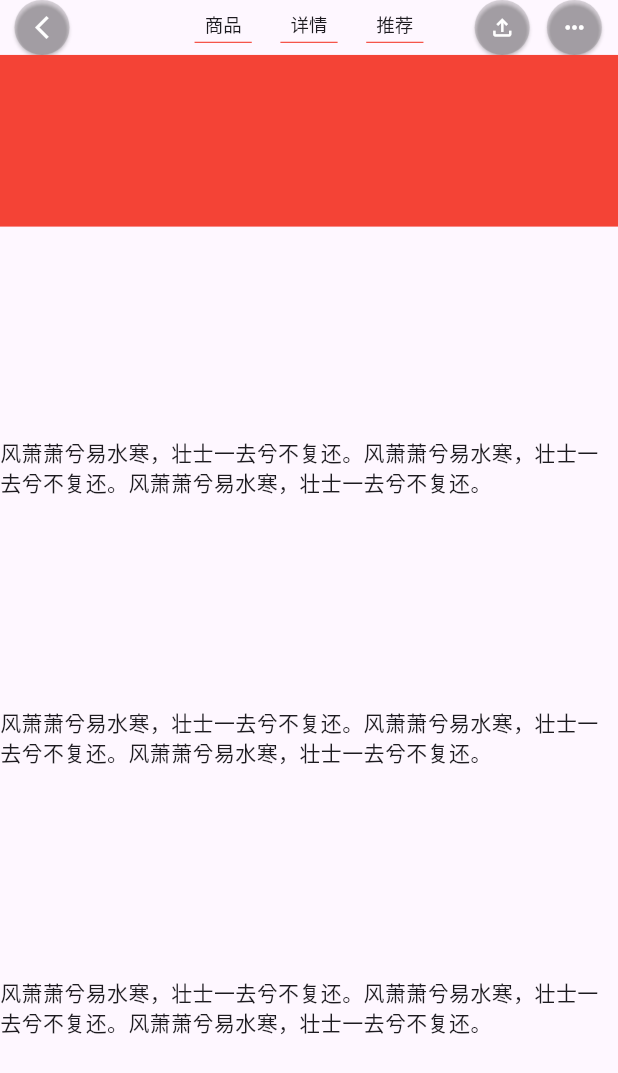
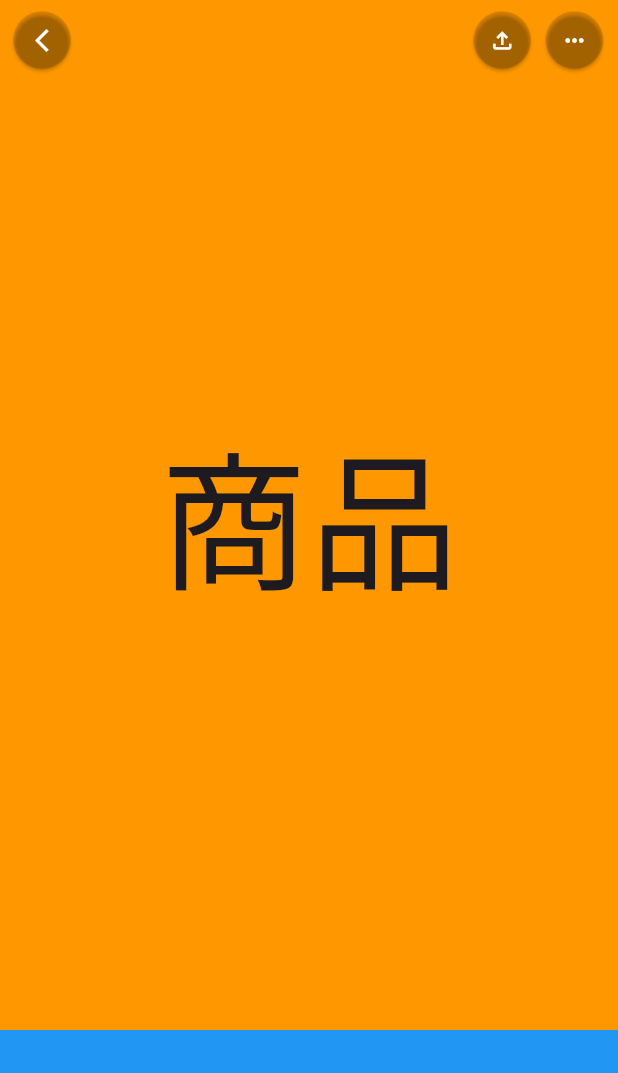
Before and after one commit to ForwardLonly/flutter_fangXiaoMi, a Flutter app: the ProductContentView screen opened by its route, on a phone screen of 412 x 824 dp. Shown: the top 1073 px of the screen. Run offline on Flutter 3.47's test engine with Material 3 defaults, Android fonts, the phone set to English and light mode, and no system bars; our stand-ins replace dio, flutter_screenutil, flutter_swiper_view, get, shared_preferences; missing offline and left inert: dart:ffi; accounts and stored records are empty; network calls fail.

Commit message:
[common] 商品详情页实现点击tab跳转对应的锚点: 用SingleChildScrollView来实现 [version] 0.1.0

```diff
--- a/flutter_fangxm/lib/app/modules/product_content/controllers/product_content_controller.dart
+++ b/flutter_fangxm/lib/app/modules/product_content/controllers/product_content_controller.dart
@@ -7,6 +7,27 @@ class ProductContentController extends GetxController {
 
   final ScrollController scrollController = ScrollController();
   RxInt opacity = 0.obs;
+  List tabsList = [
+    {
+      "id": 1,
+      "title": "商品"
+    },
+    {
+      "id": 2,
+      "title": "详情"
+    },
+    {
+      "id": 3,
+      "title": "推荐"
+    },
+  ];
+
+  RxInt selectTabsIndex = 1.obs;
+  RxBool isShowTabs = false.obs;
+  // tab点击跳转到对应的锚点：第一步
+  GlobalKey gk1 = GlobalKey();
+  GlobalKey gk2 = GlobalKey();
+  GlobalKey gk3 = GlobalKey();
 
 
   @override
@@ -28,15 +49,28 @@ class ProductContentController extends GetxController {
     scrollController.addListener((){
       if (scrollController.position.pixels <= 100) {
         opacity.value = (scrollController.position.pixels / 100 * 255).toInt();
-        print(opacity.value );
+        if (isShowTabs.value == true) {
+          isShowTabs.value = false;
+        }
         update();
       } else {
         if (opacity.value < 255) {
           opacity.value = 255;
-
-         update();
+          isShowTabs.value = true;
+          update();
+        } else {
+          if (isShowTabs.value == false) {
+            isShowTabs.value = true;
+            update();
+          }
         }
       }
     });
   }
+
+  // 更新tab选中的索引
+  void updateTabsSelectIndex(int index) {
+    selectTabsIndex.value = index;
+    update();
+  }
 }
--- a/flutter_fangxm/lib/app/modules/product_content/views/product_content_view.dart
+++ b/flutter_fangxm/lib/app/modules/product_content/views/product_content_view.dart
@@ -13,44 +13,29 @@ class ProductContentView extends GetView<ProductContentController> {
       // 实现透明导航 第一步
       extendBodyBehindAppBar: true,
       appBar: PreferredSize(
-        preferredSize: Size.fromHeight(Screenadapter.height(96)),
+        preferredSize: Size.fromHeight(Screenadapter.height(140)),
         child: _appBarWidget()
       ),
-      body: ListView(
-        controller: controller.scrollController,
-        children: [
-          Container(
-            color: Colors.red,
-            width: double.infinity,
-            height: Screenadapter.height(300),
-          ),
-          SizedBox(height: 140),
-          Text("风萧萧兮易水寒，壮士一去兮不复还。风萧萧兮易水寒，壮士一去兮不复还。风萧萧兮易水寒，壮士一去兮不复还。"),
-          SizedBox(height: 140),
-          Text("风萧萧兮易水寒，壮士一去兮不复还。风萧萧兮易水寒，壮士一去兮不复还。风萧萧兮易水寒，壮士一去兮不复还。"),
-          SizedBox(height: 140),
-          Text("风萧萧兮易水寒，壮士一去兮不复还。风萧萧兮易水寒，壮士一去兮不复还。风萧萧兮易水寒，壮士一去兮不复还。"),
-          SizedBox(height: 140),
-          Text("风萧萧兮易水寒，壮士一去兮不复还。风萧萧兮易水寒，壮士一去兮不复还。风萧萧兮易水寒，壮士一去兮不复还。"),
-          SizedBox(height: 140),
-          Text("风萧萧兮易水寒，壮士一去兮不复还。风萧萧兮易水寒，壮士一去兮不复还。风萧萧兮易水寒，壮士一去兮不复还。"),
-          SizedBox(height: 140),
-          Text("风萧萧兮易水寒，壮士一去兮不复还。风萧萧兮易水寒，壮士一去兮不复还。风萧萧兮易水寒，壮士一去兮不复还。"),
-          SizedBox(height: 140),
-          Text("风萧萧兮易水寒，壮士一去兮不复还。风萧萧兮易水寒，壮士一去兮不复还。风萧萧兮易水寒，壮士一去兮不复还。"),
-          SizedBox(height: 140),
-          Text("风萧萧兮易水寒，壮士一去兮不复还。风萧萧兮易水寒，壮士一去兮不复还。风萧萧兮易水寒，壮士一去兮不复还。"),
-          SizedBox(height: 140),
-
-        ],
-      ),
+      body: _bodyWidget(),
     );
   }
 
   // 自定义导航栏
   Widget _appBarWidget() {
     return Obx(()=> AppBar(
-      leading: Container(
+      leading: _appBarLeadingWidget(),
+      title: _appBarTitleWidget(),
+      centerTitle: true,
+      // 实现透明导航 第二步
+      backgroundColor: Colors.white.withAlpha(controller.opacity.value),
+      // 实现透明导航 第三步
+      elevation: 0,
+      actions: _appBarAtionsWidget(),
+    ));
+  }
+  // 自定义 返回按钮
+  Widget _appBarLeadingWidget() {
+    return Container(
       // 需要添加这一句，不然子控件设置的宽高不管用
       alignment: Alignment.center,
       child: SizedBox(
@@ -68,68 +53,67 @@ class ProductContentView extends GetView<ProductContentController> {
           child: Icon(Icons.arrow_back_ios_new, color: Colors.white)
         )
       ),
-      ),
-      title: Container(
+    );
+  }
+  // 自定义标题内容
+  Widget _appBarTitleWidget() {
+    if (controller.isShowTabs.value == true) {
+      return Container(
         width: Screenadapter.width(400),
         height: Screenadapter.height(110),
         child: Row(
           crossAxisAlignment: CrossAxisAlignment.center,
           mainAxisAlignment: MainAxisAlignment.spaceBetween,
-          children: [
-            Padding(
-              padding: EdgeInsets.all(0),
+          children: controller.tabsList.map((value){
+            return InkWell(
+              onTap: (){
+                int index = value["id"];
+                controller.updateTabsSelectIndex(index);
+                // tab点击跳转到对应的锚点：第四步， 跳转实现
+                if (index == 1) {
+                  Scrollable.ensureVisible(
+                    controller.gk1.currentContext as BuildContext,
+                    duration: Duration(milliseconds: 100)
+                  );
+                } else if (index == 2) {
+                  Scrollable.ensureVisible(
+                    controller.gk2.currentContext as BuildContext,
+                    duration: Duration(milliseconds: 100)
+                  );
+                } else {
+                  Scrollable.ensureVisible(
+                    controller.gk3.currentContext as BuildContext,
+                    duration: Duration(milliseconds: 100)
+                  );
+                }
+
+              },
               child: Column(
                 mainAxisAlignment: MainAxisAlignment.center,
                 children: [
-                  Text("商品", style: TextStyle(fontSize: Screenadapter.fontSize(36))),
+                  Text("${value["title"]}", style: TextStyle(fontSize: Screenadapter.fontSize(36))),
                   Container(
                     margin: EdgeInsets.only(top: Screenadapter.height(10)),
-                    color: Colors.red,
+                    color: (value["id"] == controller.selectTabsIndex.value) ? Colors.red : Colors.transparent,
                     width: Screenadapter.width(100),
                     height: Screenadapter.height(2),
                   )
                 ]
               )
+            );
+          }).toList(),
         ),
-            Padding(
-              padding: EdgeInsets.all(0),
-              child: Column(
-                mainAxisAlignment: MainAxisAlignment.center,
-                children: [
-                  Text("详情", style: TextStyle(fontSize: Screenadapter.fontSize(36))),
-                  Container(
-                    margin: EdgeInsets.only(top: Screenadapter.height(10)),
-                    color: Colors.red,
-                    width: Screenadapter.width(100),
-                    height: Screenadapter.height(2),
-                  )
-                ]
-              )
-            ),
-            Padding(
-              padding: EdgeInsets.all(0),
-              child: Column(
-                mainAxisAlignment: MainAxisAlignment.center,
-                children: [
-                  Text("推荐", style: TextStyle(fontSize: Screenadapter.fontSize(36))),
-                  Container(
-                    margin: EdgeInsets.only(top: Screenadapter.height(10)),
-                    color: Colors.red,
-                    width: Screenadapter.width(100),
-                    height: Screenadapter.height(2),
-                  )
-                ]
-              )
-            ),
-          ],
-        ),
-      ),
-      centerTitle: true,
-      // 实现透明导航 第二步
-      backgroundColor: Colors.white.withAlpha(controller.opacity.value),
-      // 实现透明导航 第三步
-      elevation: 0,
-      actions: [
+      );
+    } else {
+      return Text("");
+    }
+
+
+  }
+
+  // 自定义右边操作视图
+  List<Widget> _appBarAtionsWidget() {
+    return [
       Container(
         margin: EdgeInsets.fromLTRB(0, 0, 10, 0),
         width: Screenadapter.width(100),
@@ -158,8 +142,43 @@ class ProductContentView extends GetView<ProductContentController> {
           child: Icon(Icons.more_horiz_rounded, color: Colors.white)
         )
       ),
+    ];
+  }
+
+  // 自定义内容视图
+  Widget _bodyWidget() {
+    // tab点击跳转到对应的锚点：第二步， 用SingleChildScrollView代替ListView
+    return SingleChildScrollView(
+      controller: controller.scrollController,
+      child: Column(
+        children: [
+          Container(
+            // tab点击跳转到对应的锚点：第三步， 控件关联对应的key
+            key: controller.gk1,
+            color: Colors.orange,
+            alignment: Alignment.center,
+            height: Screenadapter.height(1800),
+            child: Text("商品", style: TextStyle(fontSize: 100)),
+          ),
+          Container(
+            // tab点击跳转到对应的锚点：第三步， 控件关联对应的key
+            key: controller.gk2,
+            color: Colors.blue,
+            alignment: Alignment.center,
+            height: Screenadapter.height(2800),
+            child: Text("详情", style: TextStyle(fontSize: 100)),
+          ),
+          Container(
+            // tab点击跳转到对应的锚点：第三步， 控件关联对应的key
+            key: controller.gk3,
+            color: Colors.red,
+            alignment: Alignment.center,
+            height: Screenadapter.height(3800),
+            child: Text("推荐", style: TextStyle(fontSize: 100)),
+          ),
         ],
-    ));
+      ),
+    );
   }
 
 }
```
Lines whose indentation alone changed are shown as unchanged.
